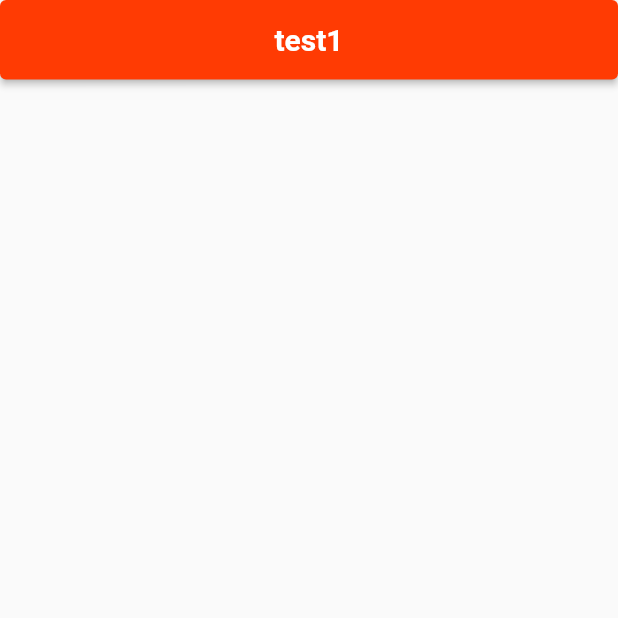
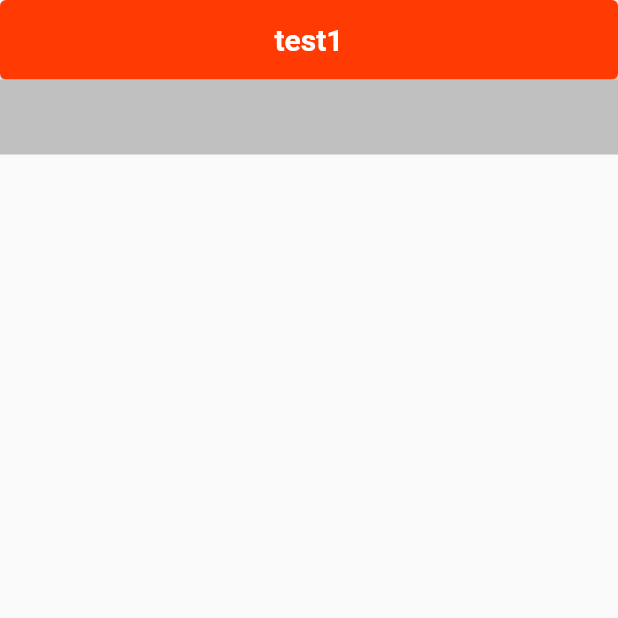
Before and after one commit to JesusOfCoding/app-user-catch-project, a Flutter app: the screen it shows after launch, on a phone screen of 412 x 824 dp, the top half of it. Run offline on Flutter 3.47's test engine with Material 2 defaults, Android fonts, the light colour scheme and no system bars; our stand-ins replace font_awesome_flutter; Roboto replaces fonts that are missing (NanumGothic).

Commit message:
disabled box

```diff
--- a/lib/home/home_page.dart
+++ b/lib/home/home_page.dart
@@ -1,4 +1,5 @@
 import 'package:flutter/material.dart';
+import 'package:side/modules/common/component/disabled_box.dart';
 import 'package:side/modules/common/component/main_color_button.dart';
 
 class HomePage extends StatelessWidget {
@@ -7,9 +8,14 @@ class HomePage extends StatelessWidget {
   @override
   Widget build(BuildContext context) {
     return Scaffold(
-      body: MainColorButton(title: "test1", buttonOnpressed: (){
-        Navigator.pushNamed(context, "/subpage");
-      },)
+      body: Column(
+        children: [
+          MainColorButton(title: "test1", buttonOnpressed: (){
+            Navigator.pushNamed(context, "/subpage");
+          },),
+          DisabledBox(),
+        ],
+      )
     );
   }
 }
--- /dev/null
+++ b/lib/modules/common/component/disabled_box.dart
@@ -0,0 +1,15 @@
+import 'package:flutter/material.dart';
+import 'package:side/res/colours.dart';
+
+class DisabledBox extends StatelessWidget {
+  const DisabledBox({Key? key}) : super(key: key);
+
+  @override
+  Widget build(BuildContext context) {
+    return Container(
+      width: MediaQuery.sizeOf(context).width,
+      height: 50,
+      color: Colours.app_sub_grey
+    );
+  }
+}
--- a/lib/modules/common/component/main_color_button.dart
+++ b/lib/modules/common/component/main_color_button.dart
@@ -18,7 +18,6 @@ class _MainColorButtonState extends State<MainColorButton> {
   @override
   Widget build(BuildContext context) {
 
-
     return SizedBox(
       width: MediaQuery.sizeOf(context).width,
       child:
--- a/lib/res/colours.dart
+++ b/lib/res/colours.dart
@@ -22,8 +22,8 @@ class Colours {
   static const Color app_sub_black= Color(0xFF000000);
   static const Color dark_app_sub_black= Color(0xFFF3F3F3);
 
-  static const Color app_sub_grey= Color(0xFF8C8C8C);
-  static const Color dark_app_sub_grey= Color(0xFFB2B2B2);
+  static const Color app_sub_grey= Color(0xFFC0C0C0);
+  static const Color dark_app_sub_grey= Color(0xFFCBCBCB);
 
   static const Color app_sub_darkgrey= Color(0xFF6C6C6C);
   static const Color dark_app_sub_darkgrey= Color(0xFF8C8C8C);
```
